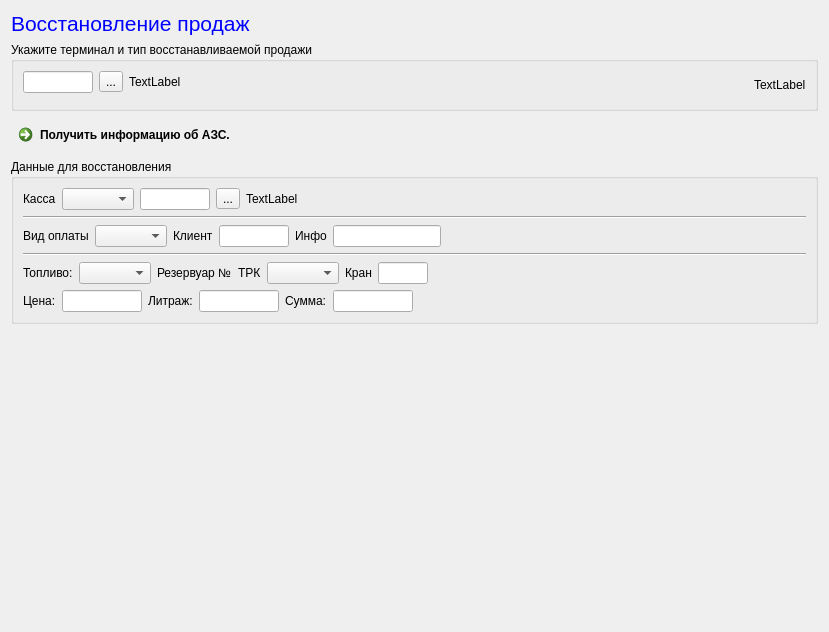
The window that lostcheckdialog.ui (rust3128/MPosEdit) describes before a commit, drawn with Qt 5.
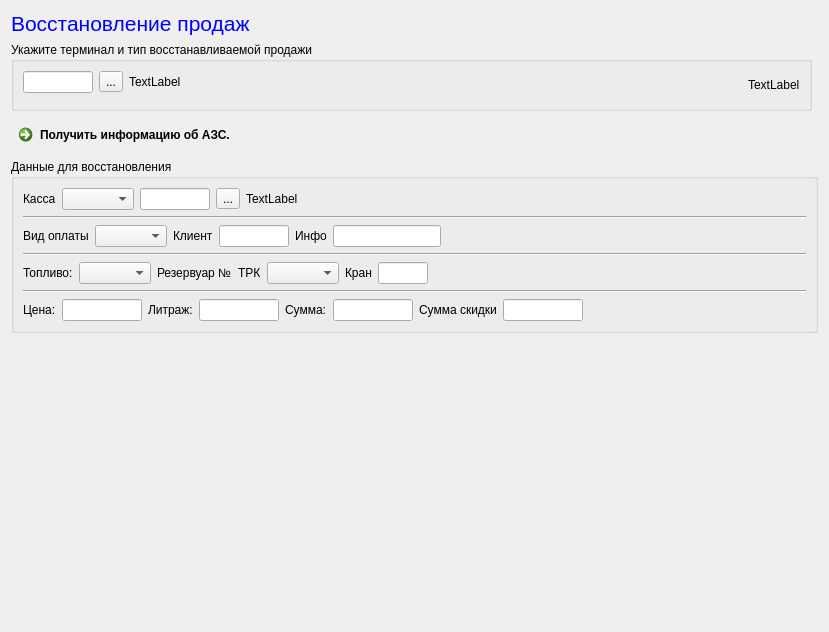
The same window after the commit.

```diff
--- a/lostcheckdialog.ui
+++ b/lostcheckdialog.ui
@@ -91,7 +91,7 @@
      </property>
     </widget>
    </item>
-   <item row="3" column="0">
+   <item row="3" column="0" colspan="2">
     <widget class="QGroupBox" name="groupBoxShifts">
      <property name="title">
       <string>Данные для восстановления</string>
@@ -301,6 +301,13 @@
        </layout>
       </item>
       <item row="5" column="0" colspan="3">
+       <widget class="Line" name="line_3">
+        <property name="orientation">
+         <enum>Qt::Horizontal</enum>
+        </property>
+       </widget>
+      </item>
+      <item row="6" column="0" colspan="3">
        <layout class="QHBoxLayout" name="horizontalLayout_7">
         <item>
          <widget class="QLabel" name="label_5">
@@ -353,6 +360,23 @@
           </property>
          </widget>
         </item>
+        <item>
+         <widget class="QLabel" name="label_10">
+          <property name="text">
+           <string>Сумма скидки</string>
+          </property>
+         </widget>
+        </item>
+        <item>
+         <widget class="QLineEdit" name="lineEditDiscount">
+          <property name="maximumSize">
+           <size>
+            <width>80</width>
+            <height>16777215</height>
+           </size>
+          </property>
+         </widget>
+        </item>
         <item>
          <spacer name="horizontalSpacer_3">
           <property name="orientation">
```
Left out of the diff: 2 changed lines with no effect on the pictures.
